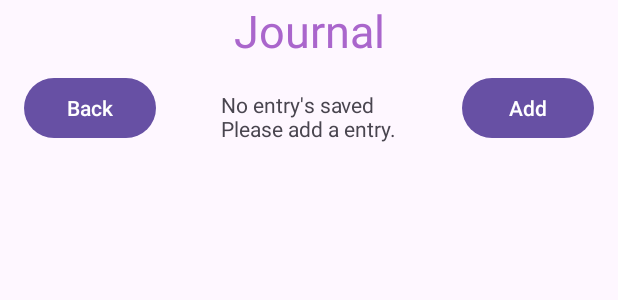
After one commit to RubyK01/voiceTrainingApp, an Android app: the layout activity_journal.xml on its own in the app's theme, with its tools: preview values and no code run, on a phone screen of 412 x 824 dp. The commit adds this screen. Shown: the top 300 px of the screen. Run offline under Robolectric (Android 15) with nearby library versions, the phone set to English and light mode, and no system bars.

Commit message:
Added journal page, journal entry page and journal entry submission to db

```diff
--- a/app/build.gradle.kts
+++ b/app/build.gradle.kts
@@ -68,6 +68,9 @@ dependencies {
     implementation("androidx.lifecycle:lifecycle-viewmodel-ktx:2.7.0")
     implementation("com.google.firebase:firebase-auth:22.3.1")
 
+    //jBcrypt
+    implementation ("org.mindrot:jbcrypt:0.4")
+
     //Testing
     testImplementation("junit:junit:4.13.2")
     androidTestImplementation("androidx.test.ext:junit:1.1.5")
--- /dev/null
+++ b/app/src/main/res/layout/activity_journal.xml
@@ -0,0 +1,66 @@
+<?xml version="1.0" encoding="utf-8"?>
+<androidx.constraintlayout.widget.ConstraintLayout xmlns:android="http://schemas.android.com/apk/res/android"
+    xmlns:app="http://schemas.android.com/apk/res-auto"
+    xmlns:tools="http://schemas.android.com/tools"
+    android:layout_width="match_parent"
+    android:layout_height="match_parent"
+    tools:context=".Journal">
+
+    <!--Adding a ListView -->
+    <ListView
+        android:id="@+id/listView"
+        android:layout_width="409dp"
+        android:layout_height="601dp"
+        android:layout_marginTop="80dp"
+        app:layout_constraintBottom_toBottomOf="parent"
+        app:layout_constraintEnd_toEndOf="parent"
+        app:layout_constraintStart_toStartOf="parent"
+        app:layout_constraintTop_toTopOf="parent" />
+
+    <!--Adding a TextView -->
+    <TextView
+        android:id="@+id/textView2"
+        android:layout_width="0dp"
+        android:layout_height="0dp"
+        android:gravity="center_horizontal"
+        android:text="Journal"
+        android:textColor="@android:color/holo_purple"
+        android:textSize="30sp"
+        app:layout_constraintBottom_toTopOf="@+id/listView"
+        app:layout_constraintEnd_toEndOf="parent"
+        app:layout_constraintStart_toStartOf="parent"
+        app:layout_constraintTop_toTopOf="parent" />
+
+    <Button
+        android:id="@+id/backButton"
+        android:layout_width="wrap_content"
+        android:layout_height="wrap_content"
+        android:layout_marginTop="48dp"
+        android:text="Back"
+        app:layout_constraintEnd_toEndOf="parent"
+        app:layout_constraintHorizontal_bias="0.049"
+        app:layout_constraintStart_toStartOf="parent"
+        app:layout_constraintTop_toTopOf="parent" />
+
+    <Button
+        android:id="@+id/addBtn"
+        android:layout_width="wrap_content"
+        android:layout_height="wrap_content"
+        android:layout_marginTop="48dp"
+        android:text="Add"
+        app:layout_constraintEnd_toEndOf="parent"
+        app:layout_constraintHorizontal_bias="0.95"
+        app:layout_constraintStart_toStartOf="parent"
+        app:layout_constraintTop_toTopOf="parent" />
+
+    <TextView
+        android:id="@+id/noEntryText"
+        android:layout_width="wrap_content"
+        android:layout_height="wrap_content"
+        android:layout_marginTop="60dp"
+        android:text="No entry's saved \nPlease add a entry."
+        app:layout_constraintEnd_toEndOf="parent"
+        app:layout_constraintStart_toStartOf="parent"
+        app:layout_constraintTop_toTopOf="parent" />
+
+</androidx.constraintlayout.widget.ConstraintLayout>
--- /dev/null
+++ b/app/src/main/res/menu/add_journal_entry_menu.xml
@@ -0,0 +1,4 @@
+<?xml version="1.0" encoding="utf-8"?>
+<menu xmlns:android="http://schemas.android.com/apk/res/android">
+    <item android:id="@+id/add_note" android:title="Add Entry"></item>
+</menu>
--- a/app/src/main/res/values/strings.xml
+++ b/app/src/main/res/values/strings.xml
@@ -62,4 +62,5 @@
     <string name="Firstname">First name</string>
     <string name="Lastname">Last name</string>
     <string name="click_to_register">Click to Register</string>
+    <string name="add_entry">Add Entry</string>
 </resources>
```
Also changed, not shown: app/src/main/AndroidManifest.xml (+10 -5 lines), app/src/main/java/com/example/voicetrainingapp/Journal.java (+92 -19 lines), app/src/main/java/com/example/voicetrainingapp/JournalDetails.java (added, +46 -0 lines), app/src/main/java/com/example/voicetrainingapp/JournalEntry.java (added, +109 -0 lines), app/src/main/java/com/example/voicetrainingapp/Login.java (+5 -5 lines), app/src/main/java/com/example/voicetrainingapp/MainActivity.java (+11 -24 lines), app/src/main/res/layout/activity_journalentry.xml (added, +67 -0 lines).
